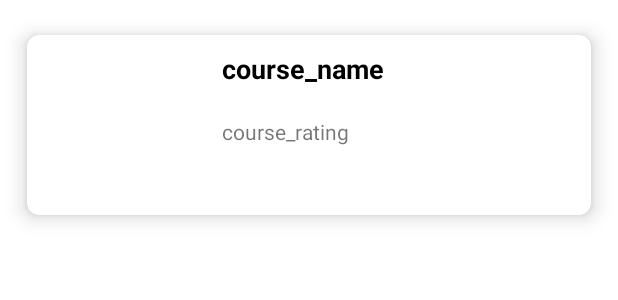
After one commit to 18002808/workingregister, an Android app: the layout card_layout.xml on its own in the app's theme, with its tools: preview values and no code run, on a phone screen of 412 x 824 dp. The commit adds this screen. Shown: the top 300 px of the screen. Run offline under Robolectric (Android 15) with nearby library versions, the phone set to English and light mode, and no system bars; Roboto replaces fonts that are not available here.

Commit message:
registration app

```diff
--- a/app/src/main/res/layout/activity_addimage.xml
+++ b/app/src/main/res/layout/activity_addimage.xml
@@ -5,5 +5,9 @@
     android:layout_width="match_parent"
     android:layout_height="match_parent"
     tools:context=".addImage">
+    <androidx.recyclerview.widget.RecyclerView
+        android:id="@+id/idRVCourse"
+        android:layout_width="match_parent"
+        android:layout_height="match_parent" />
 
 </androidx.constraintlayout.widget.ConstraintLayout>
--- /dev/null
+++ b/app/src/main/res/layout/card_layout.xml
@@ -0,0 +1,69 @@
+<?xml version="1.0" encoding="utf-8"?>
+<androidx.cardview.widget.CardView
+    xmlns:android="http://schemas.android.com/apk/res/android"
+    xmlns:app="http://schemas.android.com/apk/res-auto"
+    android:layout_width="match_parent"
+    android:layout_height="wrap_content"
+    android:layout_margin="5dp"
+    app:cardBackgroundColor="@color/white"
+    app:cardCornerRadius="8dp"
+    app:cardElevation="8dp"
+    app:cardMaxElevation="10dp"
+    app:cardPreventCornerOverlap="true"
+    app:cardUseCompatPadding="true">
+
+    <!--
+        In the above cardview widget
+        cardelevation property will give elevation to your card view
+        card corner radius will provide radius to your card view
+        card background color will give background color to your card view
+        card max elevation will give the cardview maximum elevation
+        card prevent corner overlap will add padding to CardView on v20 and
+        before to prevent intersections between the Card content and rounded corners.
+        card use compact padding will add padding in API v21+ as well to have the same
+        measurements with previous versions.
+    -->
+
+    <RelativeLayout
+        android:layout_width="match_parent"
+        android:layout_height="wrap_content">
+
+        <!--ImageVIew to display our Course Image-->
+        <ImageView
+            android:id="@+id/idIVCourseImage"
+            android:layout_width="100dp"
+            android:layout_height="100dp"
+            android:layout_margin="10dp"
+            android:contentDescription="@string/app_name"
+            android:padding="5dp"/>
+
+
+
+        <!--Text View to display Course Name-->
+        <TextView
+            android:id="@+id/idTVCourseName"
+            android:layout_width="match_parent"
+            android:layout_height="wrap_content"
+            android:layout_marginStart="10dp"
+            android:layout_marginTop="10dp"
+            android:layout_toEndOf="@id/idIVCourseImage"
+            android:text="course_name"
+            android:textColor="@color/black"
+            android:textSize="18sp"
+            android:textStyle="bold" />
+
+        <!--Text VIew to display COurse Rating-->
+        <!--Image used in present in drawable folder-->
+        <TextView
+            android:id="@+id/idTVCourseRating"
+            android:layout_width="match_parent"
+            android:layout_height="wrap_content"
+            android:layout_below="@id/idTVCourseName"
+            android:layout_marginStart="10dp"
+            android:layout_marginTop="20dp"
+            android:layout_toEndOf="@id/idIVCourseImage"
+            android:drawablePadding="2dp"
+            android:text="course_rating"
+            />
+    </RelativeLayout>
+</androidx.cardview.widget.CardView>
```
Also changed, not shown: app/src/main/java/com/example/artyapp/displayProfile.java (+23 -0 lines), app/src/main/java/com/example/artyapp/imageAdapter.java (added, +60 -0 lines), app/src/main/java/com/example/artyapp/imageModel.java (added, +47 -0 lines), app/src/main/res/drawable-anydpi/ic_profileicon.xml (added, +11 -0 lines), app/src/main/res/layout/activity_display_profile.xml (+85 -0 lines), app/src/main/res/drawable-hdpi/ic_profileicon.png (added), app/src/main/res/drawable-mdpi/ic_profileicon.png (added), app/src/main/res/drawable-xhdpi/ic_profileicon.png (added), app/src/main/res/drawable-xxhdpi/ic_profileicon.png (added).
